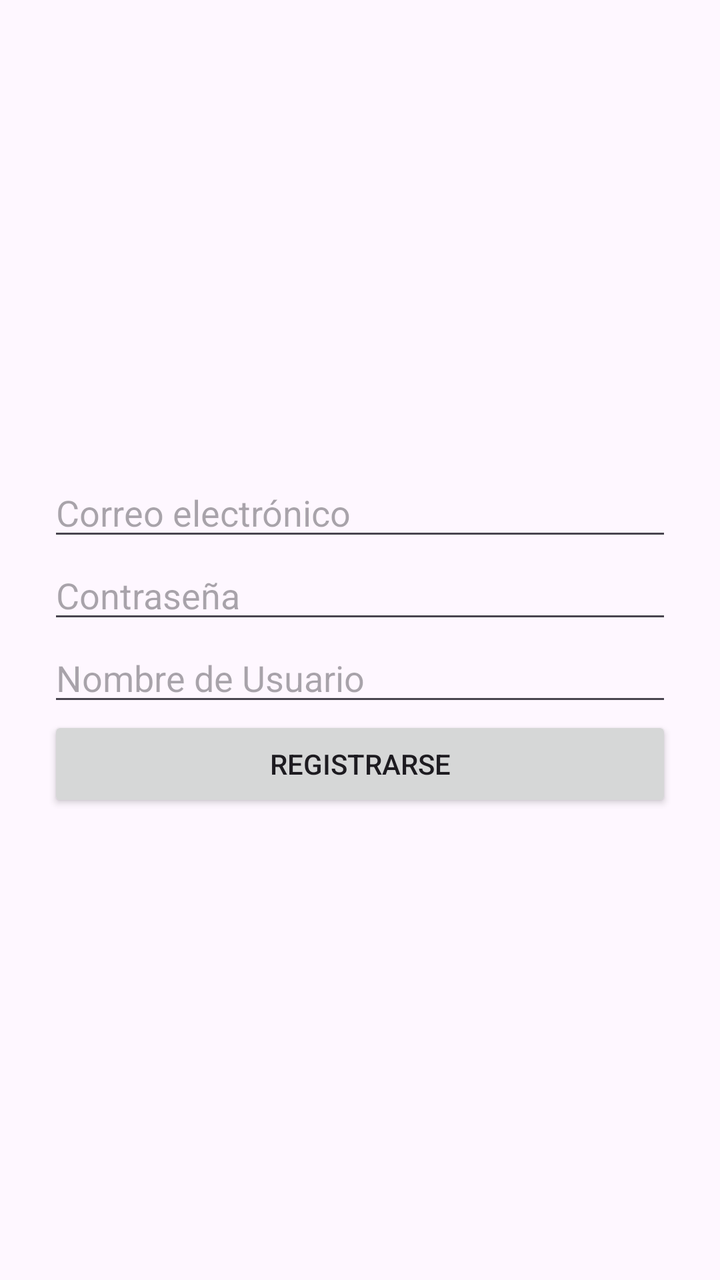
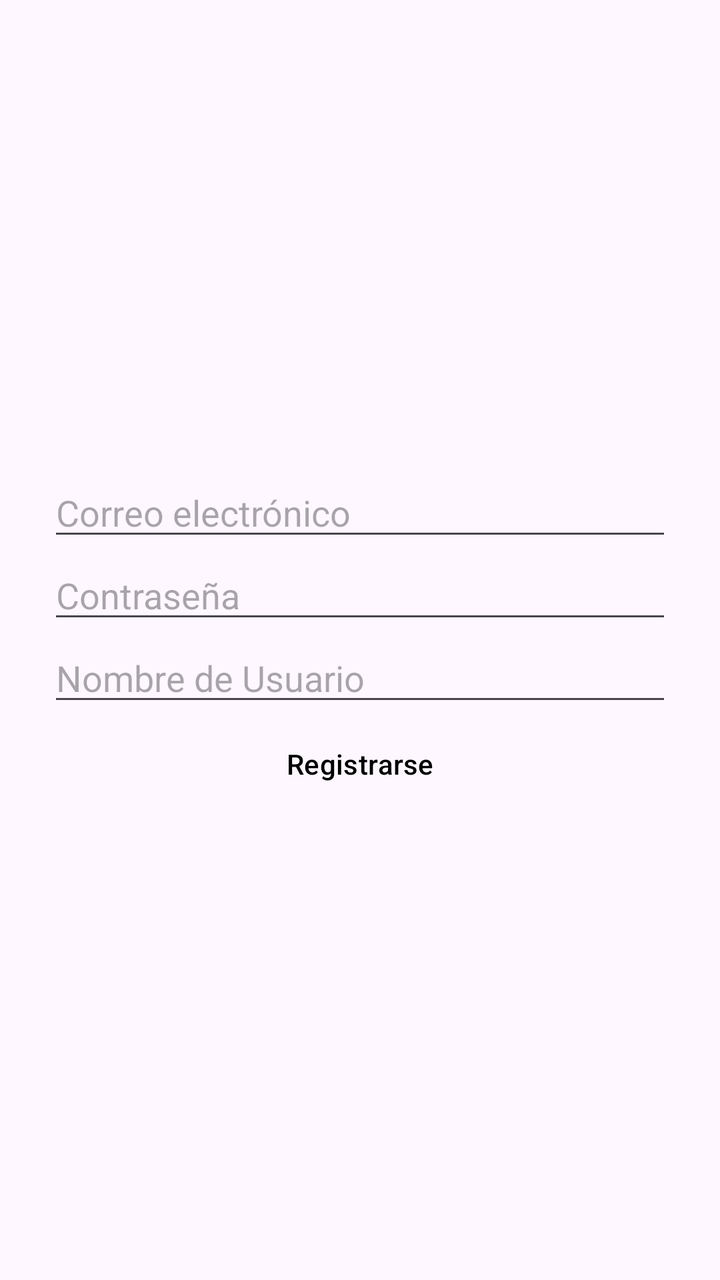

Screens rendered from an Android XML layout before and after an edit, with the pre-edit source and the edit as a unified diff.
<!-- AndroidManifest.xml: application theme Theme.ProyeIoT -->
<!-- res/layout/activity_register.xml -->
<?xml version="1.0" encoding="utf-8"?>
<LinearLayout xmlns:android="http://schemas.android.com/apk/res/android"
    android:layout_width="match_parent"
    android:layout_height="match_parent"
    android:orientation="vertical"
    android:gravity="center"
    android:padding="24dp"
    android:id="@+id/main">

    <EditText
        android:id="@+id/etEmail"
        android:layout_width="match_parent"
        android:layout_height="wrap_content"
        android:hint="Correo electrónico"
        android:inputType="textEmailAddress" />

    <EditText
        android:id="@+id/etPassword"
        android:layout_width="match_parent"
        android:layout_height="wrap_content"
        android:hint="Contraseña"
        android:inputType="textPassword" />

    <EditText
        android:id="@+id/etUser"
        android:layout_width="match_parent"
        android:layout_height="wrap_content"
        android:hint="Nombre de Usuario"
        android:inputType="textPassword" />

    <Button
        android:id="@+id/btnRegister"
        android:layout_width="match_parent"
        android:layout_height="wrap_content"
        android:text="Registrarse" />

</LinearLayout>
<!-- resources referenced by this layout -->
<resources>
  <style name="Theme.ProyeIoT" parent="Base.Theme.ProyeIoT" />
  <style name="Base.Theme.ProyeIoT" parent="Theme.Material3.DayNight.NoActionBar">
          <item name="materialButtonStyle">@style/Widget.ProyeIoT.Button</item>
      </style>
  <style name="Widget.ProyeIoT.Button" parent="Widget.Material3.Button">
          <item name="backgroundTint">@color/boton_fondo</item>
          <item name="android:textColor">@color/boton_texto</item>
      </style>
  <color name="boton_fondo">#D6F8F402</color>
  <color name="boton_texto">#000000</color>
</resources>

<!-- the commit's change to res/layout/activity_register.xml (unified diff, before → after) -->
@@ -29,6 +29,7 @@
         android:inputType="textPassword" />
 
     <Button
+        style="@style/boton_1"
         android:id="@+id/btnRegister"
         android:layout_width="match_parent"
         android:layout_height="wrap_content"
<!-- resource entries referenced after the edit -->
@@ -1,14 +1,22 @@
 <!-- resources referenced by this layout -->
 <resources>
+  <style name="boton_1" parent="Widget.Material3.Button">
+          <item name="backgroundTint">@color/boton_fondo</item>
+          <item name="android:textColor">@color/boton_texto</item>
+      </style>
   <style name="Theme.ProyeIoT" parent="Base.Theme.ProyeIoT" />
   <style name="Base.Theme.ProyeIoT" parent="Theme.Material3.DayNight.NoActionBar">
           <item name="materialButtonStyle">@style/Widget.ProyeIoT.Button</item>
       </style>
+  <color name="color_main">#D6F8F402</color>
+  <color name="color_negro">#000000</color>
   <style name="Widget.ProyeIoT.Button" parent="Widget.Material3.Button">
           <item name="backgroundTint">@color/boton_fondo</item>
-          <item name="android:textColor">@color/boton_texto</item>
+          <item name="android:textColor">@color/color_blanco</item>
+          <item name="color">@color/color_negro</item>
       </style>
-  <color name="boton_fondo">#D6F8F402</color>
-  <color name="boton_texto">#000000</color>
+  <color name="color_blanco">#FFFFFF</color>
+  <color name="boton_fondo">@color/color_main</color>
+  <color name="boton_texto">@color/color_negro</color>
 </resources>
 
